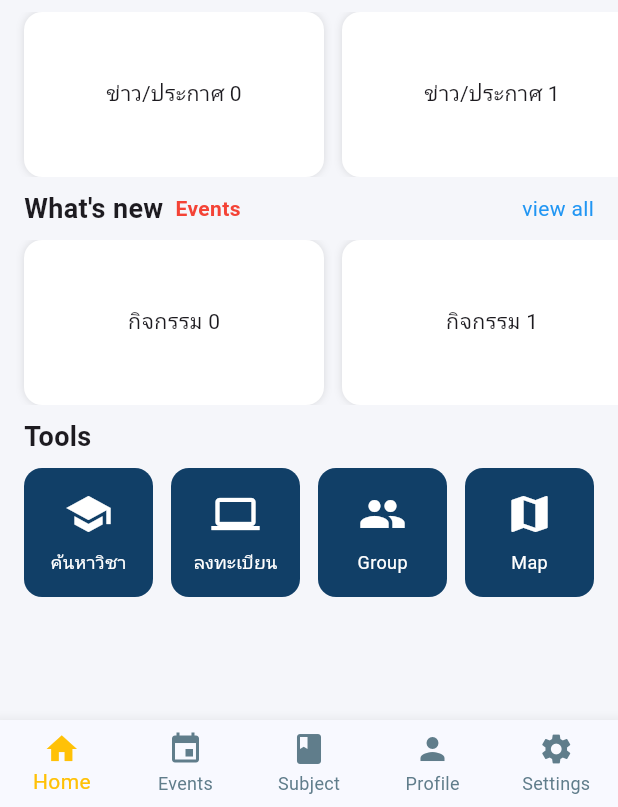
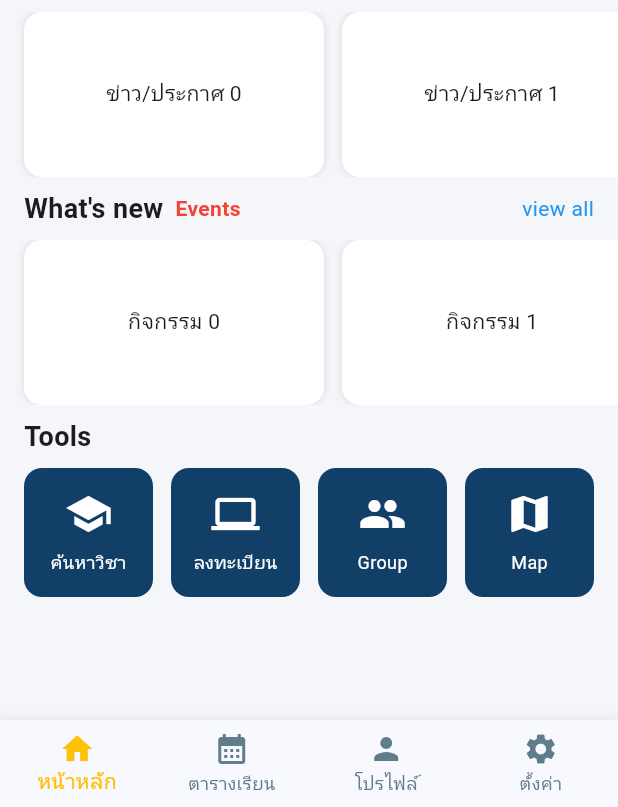
Before and after one commit to krahyor/campus_life_hub01, a Flutter app: the MainHomeScreen screen opened by its route, on a phone screen of 412 x 824 dp, the part 429-1236 px from its top. Run offline on Flutter 3.47's test engine with Material 3 defaults, Android fonts, the phone set to English and light mode, and no system bars; our stand-ins replace cloud_firestore, firebase_auth, firebase_core, flutter_dotenv, flutter_map, flutter_screenutil and 3 more; accounts and stored records are empty; network calls fail; Roboto replaces fonts that are missing (Prompt).

Commit message:
🦄 refactor:add just main home screen

```diff
--- a/lib/ui/screens/main_screen/main_screen.dart
+++ b/lib/ui/screens/main_screen/main_screen.dart
@@ -1,12 +1,10 @@
 import 'package:campusapp/ui/screens/home_screen/home_screen.dart';
 import 'package:flutter/material.dart';
 
-import '../events_screen/events_screen.dart';
 import '../profile_screen/profile_screen.dart';
 import '../setting_screen/setting_screen.dart';
-import '../subject_screen/subject_screen.dart';
 import '../subject_screen/take_subject_screen.dart';
-import 'package:campusapp/core/routes.dart';
+import '../schedule_screen/schedule_screen.dart';
 
 class MainHomeScreen extends StatefulWidget {
   const MainHomeScreen({super.key});
@@ -21,8 +19,7 @@ class _MainHomeScreenState extends State<MainHomeScreen> {
 
   final List<Widget> widgetOptions = const [
     HomeScreen(),
-    EventsScreen(),
-    SubjectScreen(),
+    ScheduleScreen(),
     ProfileScreen(),
     SettingsScreen(),
     TakeSubjectScreen(),
@@ -36,14 +33,6 @@ class _MainHomeScreenState extends State<MainHomeScreen> {
 
   @override
   Widget build(BuildContext context) {
-    // var floatingActionButton = FloatingActionButton(
-    //   backgroundColor: const Color(0xFF11406C),
-    //   onPressed: () {
-    //     Navigator.pushNamed(context, AppRoutes.schedule);
-    //   },
-    //   tooltip: "เปิดตารางเรียน",
-    //   child: const Icon(Icons.schedule, color: Colors.white),
-    // );
     return Scaffold(
       body: widgetOptions.elementAt(_selectedIndex),
       bottomNavigationBar: BottomNavigationBar(
@@ -53,14 +42,13 @@ class _MainHomeScreenState extends State<MainHomeScreen> {
         selectedItemColor: Colors.amber,
         unselectedItemColor: Colors.blueGrey,
         items: const <BottomNavigationBarItem>[
-          BottomNavigationBarItem(icon: Icon(Icons.home), label: 'Home'),
-          BottomNavigationBarItem(icon: Icon(Icons.event), label: 'Events'),
-          BottomNavigationBarItem(icon: Icon(Icons.book), label: "Subject"),
-          BottomNavigationBarItem(icon: Icon(Icons.person), label: 'Profile'),
+          BottomNavigationBarItem(icon: Icon(Icons.home), label: 'หน้าหลัก'),
           BottomNavigationBarItem(
-            icon: Icon(Icons.settings),
-            label: 'Settings',
+            icon: Icon(Icons.calendar_month),
+            label: "ตารางเรียน",
           ),
+          BottomNavigationBarItem(icon: Icon(Icons.person), label: 'โปรไฟล์'),
+          BottomNavigationBarItem(icon: Icon(Icons.settings), label: 'ตั้งค่า'),
         ],
         currentIndex: _selectedIndex,
         onTap: _onItemTapped,
```
